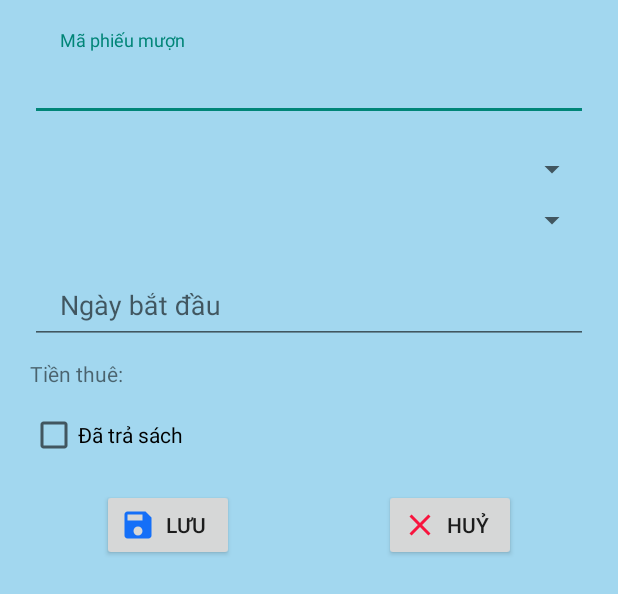
After one commit to thanhptph39011/Thanhptph39011_MOB2041_Asm, an Android app: the layout item_add_phieumuon.xml on its own in the app's theme, with its tools: preview values and no code run, on a phone screen of 412 x 824 dp. The commit adds this screen. Shown: the top 594 px of the screen. Run offline under Robolectric (Android 15) with nearby library versions, the phone set to English and light mode, and no system bars.

Commit message:
code ui layout

```diff
--- a/app/src/main/res/layout/activity_login.xml
+++ b/app/src/main/res/layout/activity_login.xml
@@ -35,6 +35,7 @@
         android:layout_width="match_parent"
         android:layout_height="wrap_content"
         android:layout_marginTop="5dp"
+        app:passwordToggleEnabled="true"
         app:hintEnabled="true">
 
         <com.google.android.material.textfield.TextInputEditText
--- /dev/null
+++ b/app/src/main/res/layout/item_add_phieumuon.xml
@@ -0,0 +1,110 @@
+<?xml version="1.0" encoding="utf-8"?>
+<LinearLayout xmlns:android="http://schemas.android.com/apk/res/android"
+    xmlns:app="http://schemas.android.com/apk/res-auto"
+    android:layout_width="match_parent"
+    android:layout_height="match_parent"
+    android:background="#A2D7EF"
+    android:orientation="vertical">
+
+    <com.google.android.material.textfield.TextInputLayout
+        android:layout_width="match_parent"
+        android:layout_height="wrap_content"
+        android:layout_marginLeft="20dp"
+        android:layout_marginTop="20dp"
+        android:layout_marginRight="20dp"
+        app:hintEnabled="true">
+
+        <com.google.android.material.textfield.TextInputEditText
+            android:id="@+id/edtMaPM_itemAddPM"
+            android:layout_width="match_parent"
+            android:layout_height="50dp"
+            android:layout_marginBottom="10dp"
+            android:hint="Mã phiếu mượn"
+            android:inputType="none"
+            android:paddingLeft="20dp" />
+    </com.google.android.material.textfield.TextInputLayout>
+
+    <Spinner
+        android:id="@+id/spThanhVien_itemAddPM"
+        android:layout_width="match_parent"
+        android:layout_height="wrap_content"
+        android:layout_marginLeft="20dp"
+        android:layout_marginTop="10dp"
+        android:layout_marginRight="20dp" />
+
+    <Spinner
+        android:id="@+id/spTenSach_itemAddPM"
+        android:layout_width="match_parent"
+        android:layout_height="wrap_content"
+        android:layout_marginLeft="20dp"
+        android:layout_marginTop="10dp"
+        android:layout_marginRight="20dp" />
+
+    <com.google.android.material.textfield.TextInputLayout
+        android:layout_width="match_parent"
+        android:layout_height="wrap_content"
+        android:layout_marginLeft="20dp"
+        android:layout_marginTop="10dp"
+        android:layout_marginRight="20dp">
+
+        <com.google.android.material.textfield.TextInputEditText
+            android:id="@+id/edtDate_itemAddPM"
+            android:layout_width="match_parent"
+            android:layout_height="50dp"
+            android:clickable="false"
+            android:cursorVisible="false"
+            android:focusable="false"
+            android:hint="Ngày bắt đầu"
+            android:inputType="none"
+            android:paddingLeft="20dp" />
+    </com.google.android.material.textfield.TextInputLayout>
+
+    <LinearLayout
+        android:layout_width="wrap_content"
+        android:layout_height="wrap_content"
+        android:layout_marginLeft="20dp"
+        android:layout_marginTop="10dp"
+        android:layout_marginRight="20dp"
+        android:orientation="horizontal">
+
+        <TextView
+            android:layout_width="wrap_content"
+            android:layout_height="wrap_content"
+            android:text="Tiền thuê:" />
+
+        <TextView
+            android:id="@+id/tvTienThue_itemAddPM"
+            android:layout_width="wrap_content"
+            android:layout_height="wrap_content"
+            android:layout_marginLeft="10dp" />
+    </LinearLayout>
+
+    <CheckBox
+        android:id="@+id/chkTrangThai_itemAddPM"
+        android:layout_width="wrap_content"
+        android:layout_height="wrap_content"
+        android:layout_marginLeft="20dp"
+        android:layout_marginTop="15dp"
+        android:text="Đã trả sách" />
+    <LinearLayout
+        android:layout_width="wrap_content"
+        android:layout_height="wrap_content"
+        android:layout_gravity="center_horizontal"
+        android:layout_marginTop="20dp"
+        android:orientation="horizontal">
+
+        <Button
+            android:id="@+id/btnSave_itemAddPM"
+            android:layout_width="wrap_content"
+            android:layout_height="wrap_content"
+            android:layout_marginRight="100dp"
+            android:drawableStart="@drawable/baseline_save_24"
+            android:text="Lưu" />
+        <Button
+            android:id="@+id/btnHuy_itemAddPM"
+            android:layout_width="wrap_content"
+            android:layout_height="wrap_content"
+            android:drawableStart="@drawable/baseline_close_24"
+            android:text="Huỷ" />
+    </LinearLayout>
+</LinearLayout>
```
Also changed, not shown: app/src/main/res/layout/add_phieumuon.xml (deleted, +0 -7 lines), app/src/main/res/layout/item_add_loaisach.xml (added, +63 -0 lines), app/src/main/res/layout/item_add_sach.xml (added, +88 -0 lines), app/src/main/res/layout/item_add_thanhvien.xml (added, +80 -0 lines), app/src/main/res/layout/item_update_loaisach.xml (added, +63 -0 lines), app/src/main/res/layout/item_update_phieumuon.xml (added, +110 -0 lines), app/src/main/res/layout/item_update_sach.xml (added, +88 -0 lines), app/src/main/res/layout/item_update_thanhvien.xml (added, +80 -0 lines).
